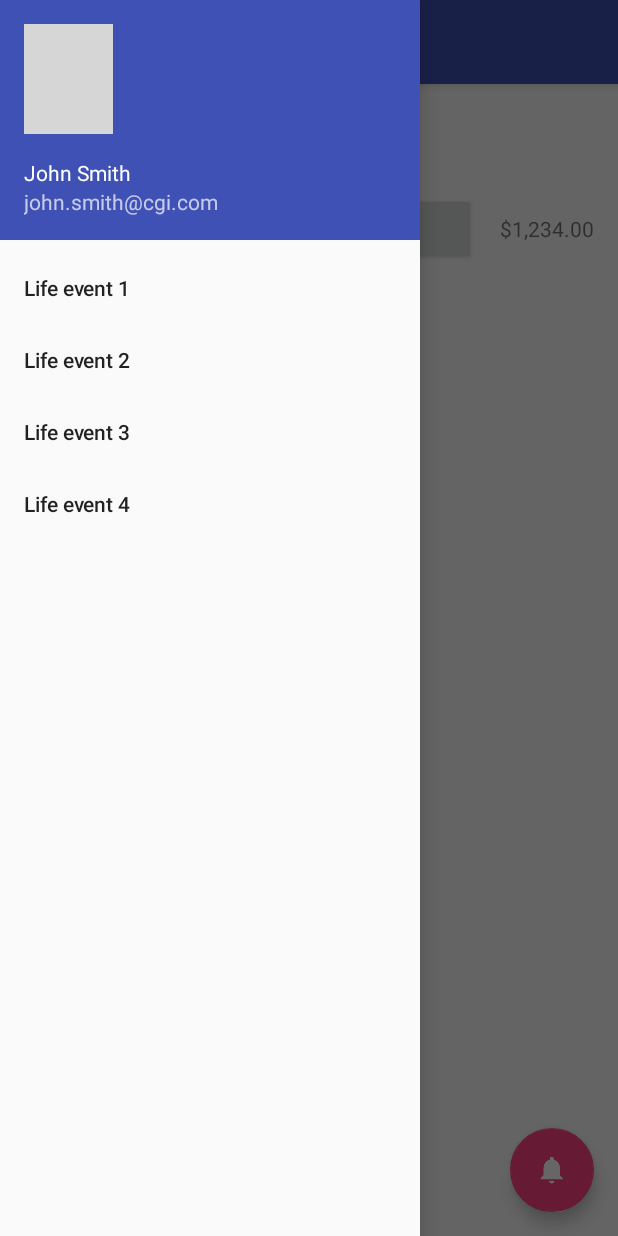
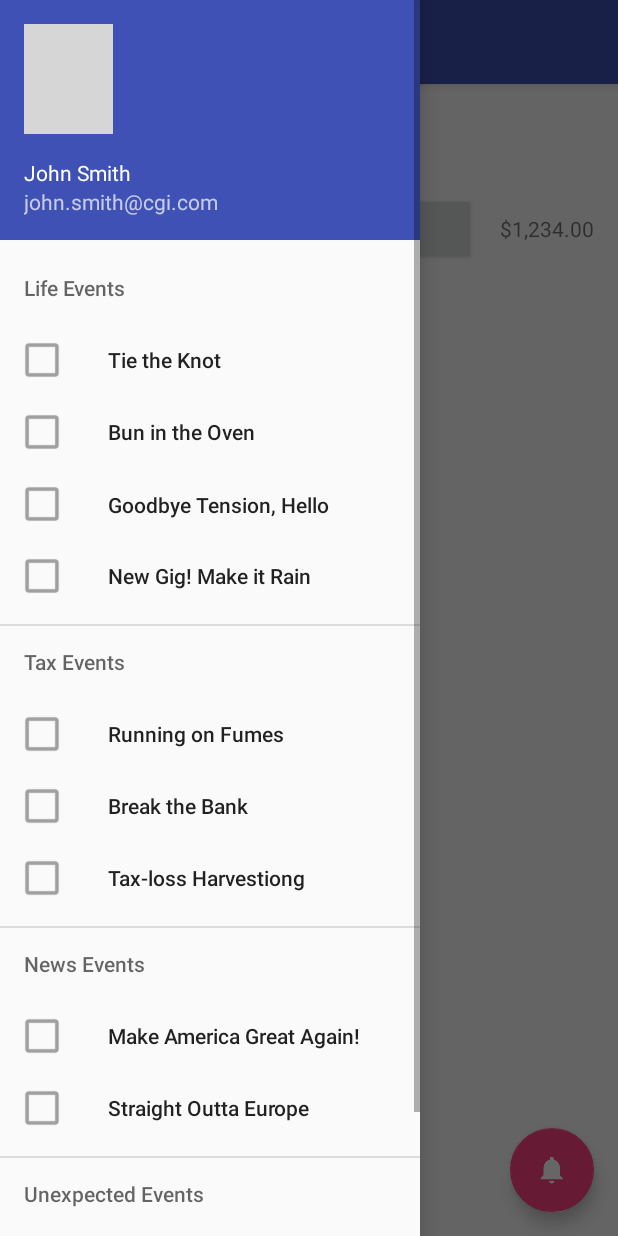
Before and after one commit to pmak905/Flyknits, an Android app: the screen it shows after launch (MainActivity), with the side drawer open, on a phone screen of 412 x 824 dp. Run offline under Robolectric (Android 15) with nearby library versions, the phone set to English and light mode, and no system bars; grey boxes are pictures that could not be loaded.

Commit message:
Add checkmarks + Event Identier on click

```diff
--- a/app/src/main/java/com/hackabots/flyknits/MainActivity.java
+++ b/app/src/main/java/com/hackabots/flyknits/MainActivity.java
@@ -80,29 +80,46 @@ public class MainActivity extends AppCompatActivity
     }
 
     @SuppressWarnings("StatementWithEmptyBody")
+
     @Override
     public boolean onNavigationItemSelected(MenuItem item) {
         // Handle navigation view item clicks here.
         int id = item.getItemId();
 
         if(item.isCheckable()){
-            if(item.isChecked())item.setChecked(false);
-            else item.setChecked(true);
+            if(item.isChecked()){
+                item.setChecked(false);
+                item.setIcon(R.drawable.ic_checkbox_empty);
+            }
+            else {
+                item.setChecked(true);
+                item.setIcon(R.drawable.ic_checkbox_checked);
+            }
         }
 
-        if (id == R.id.nav_camera) {
-            // Handle the camera action
-        } else if (id == R.id.nav_gallery) {
+        if (id == R.id.nav_life_knot) {
 
-        } else if (id == R.id.nav_slideshow) {
+        } else if (id == R.id.nav_life_bun) {
 
-        } else if (id == R.id.nav_manage) {
+        } else if (id == R.id.nav_life_pension) {
 
-//        } else if (id == R.id.nav_share) {
-//
-//        } else if (id == R.id.nav_send) {
-//
-       }
+        } else if (id == R.id.nav_life_gig) {
+
+        } else if (id == R.id.nav_fumes) {
+
+        } else if (id == R.id.nav_brake_bank) {
+
+        } else if (id == R.id.nav_tax_loss_harvest) {
+
+        } else if (id == R.id.nav_new_president) {
+
+        } else if (id == R.id.nav_brexit) {
+
+        } else if (id == R.id.nav_jackpot) {
+
+        } else if (id == R.id.nav_inheritance) {
+
+        }
 
 //        DrawerLayout drawer = (DrawerLayout) findViewById(R.id.drawer_layout);
 //        drawer.closeDrawer(GravityCompat.START);
--- a/app/src/main/res/menu/activity_main_drawer.xml
+++ b/app/src/main/res/menu/activity_main_drawer.xml
@@ -1,36 +1,85 @@
 <?xml version="1.0" encoding="utf-8"?>
-<menu xmlns:android="http://schemas.android.com/apk/res/android">
+<menu xmlns:android="http://schemas.android.com/apk/res/android"
+    xmlns:app="http://schemas.android.com/apk/res-auto">
 
-    <group android:checkableBehavior="all">
     <item
-            android:id="@+id/nav_camera"
+        android:checkableBehavior="all"
+        android:title="Life Events">
+        <menu android:checkableBehavior="all">
+            <item
+                android:id="@+id/nav_life_knot"
                 android:checkable="true"
-            android:title="Life event 1" />
+                android:icon="@drawable/ic_checkbox_empty"
+                android:title="Tie the Knot" />
             <item
-            android:id="@+id/nav_gallery"
+                android:id="@+id/nav_life_bun"
                 android:checkable="true"
-            android:title="Life event 2" />
+                android:icon="@drawable/ic_checkbox_empty"
+                android:title="Bun in the Oven" />
             <item
-            android:id="@+id/nav_slideshow"
+                android:id="@+id/nav_life_pension"
                 android:checkable="true"
-            android:title="Life event 3" />
+                android:icon="@drawable/ic_checkbox_empty"
+                android:title="Goodbye Tension, Hello Pension" />
             <item
-            android:id="@+id/nav_manage"
+                android:id="@+id/nav_life_gig"
                 android:checkable="true"
-            android:title="Life event 4" />
-    </group>
+                android:icon="@drawable/ic_checkbox_empty"
+                android:title="New Gig! Make it Rain" />
+        </menu>
+    </item>
 
-    <!--<item android:title="Communicate">-->
-        <!--<menu>-->
-            <!--<item-->
-                <!--android:id="@+id/nav_share"-->
-                <!--android:icon="@drawable/ic_menu_share"-->
-                <!--android:title="Share" />-->
-            <!--<item-->
-                <!--android:id="@+id/nav_send"-->
-                <!--android:icon="@drawable/ic_menu_send"-->
-                <!--android:title="Send" />-->
-        <!--</menu>-->
-    <!--</item>-->
-
+    <item
+        android:checkableBehavior="all"
+        android:title="Tax Events">
+        <menu android:checkableBehavior="all">
+            <item
+                android:id="@+id/nav_fumes"
+                android:checkable="true"
+                android:icon="@drawable/ic_checkbox_empty"
+                android:title="Running on Fumes" />
+            <item
+                android:id="@+id/nav_brake_bank"
+                android:checkable="true"
+                android:icon="@drawable/ic_checkbox_empty"
+                android:title="Break the Bank" />
+            <item
+                android:id="@+id/nav_tax_loss_harvest"
+                android:checkable="true"
+                android:icon="@drawable/ic_checkbox_empty"
+                android:title="Tax-loss Harvestiong" />
         </menu>
+    </item>
+    <item
+        android:checkableBehavior="all"
+        android:title="News Events">
+        <menu android:checkableBehavior="all">
+            <item
+                android:id="@+id/nav_new_president"
+                android:checkable="true"
+                android:icon="@drawable/ic_checkbox_empty"
+                android:title="Make America Great Again!" />
+            <item
+                android:id="@+id/nav_brexit"
+                android:checkable="true"
+                android:icon="@drawable/ic_checkbox_empty"
+                android:title="Straight Outta Europe" />
+        </menu>
+    </item>
+    <item
+        android:checkableBehavior="all"
+        android:title="Unexpected Events">
+        <menu android:checkableBehavior="all">
+            <item
+                android:id="@+id/nav_jackpot"
+                android:checkable="true"
+                android:icon="@drawable/ic_checkbox_empty"
+                android:title="Jackpot!" />
+            <item
+                android:id="@+id/nav_inheritance"
+                android:checkable="true"
+                android:icon="@drawable/ic_checkbox_empty"
+                android:title="When it Rains, it Pours!" />
+        </menu>
+    </item>
+</menu>
```
Also changed, not shown: app/src/main/res/drawable-hdpi/ic_checkbox_checked.png (added), app/src/main/res/drawable-hdpi/ic_checkbox_empty.png (added), app/src/main/res/drawable-mdpi/ic_checkbox_checked.png (added), app/src/main/res/drawable-mdpi/ic_checkbox_empty.png (added), app/src/main/res/drawable-xhdpi/ic_checkbox_checked.png (added), app/src/main/res/drawable-xhdpi/ic_checkbox_empty.png (added), app/src/main/res/drawable-xxhdpi/ic_checkbox_checked.png (added), app/src/main/res/drawable-xxhdpi/ic_checkbox_empty.png (added). Lines whose indentation alone changed are shown as unchanged.
